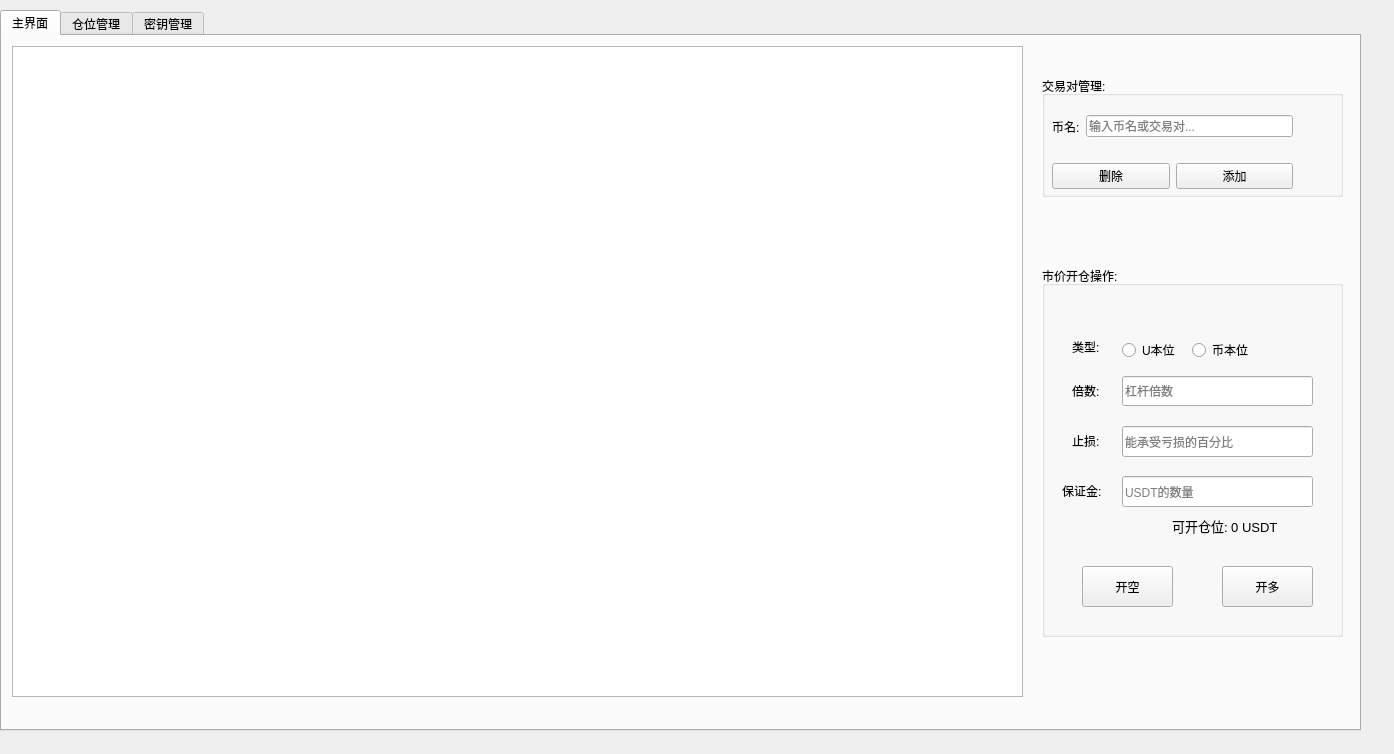
This is form.ui in youngqqcn/binance-future-batch-tool as Qt 5 draws it before an edit. The edited form follows.
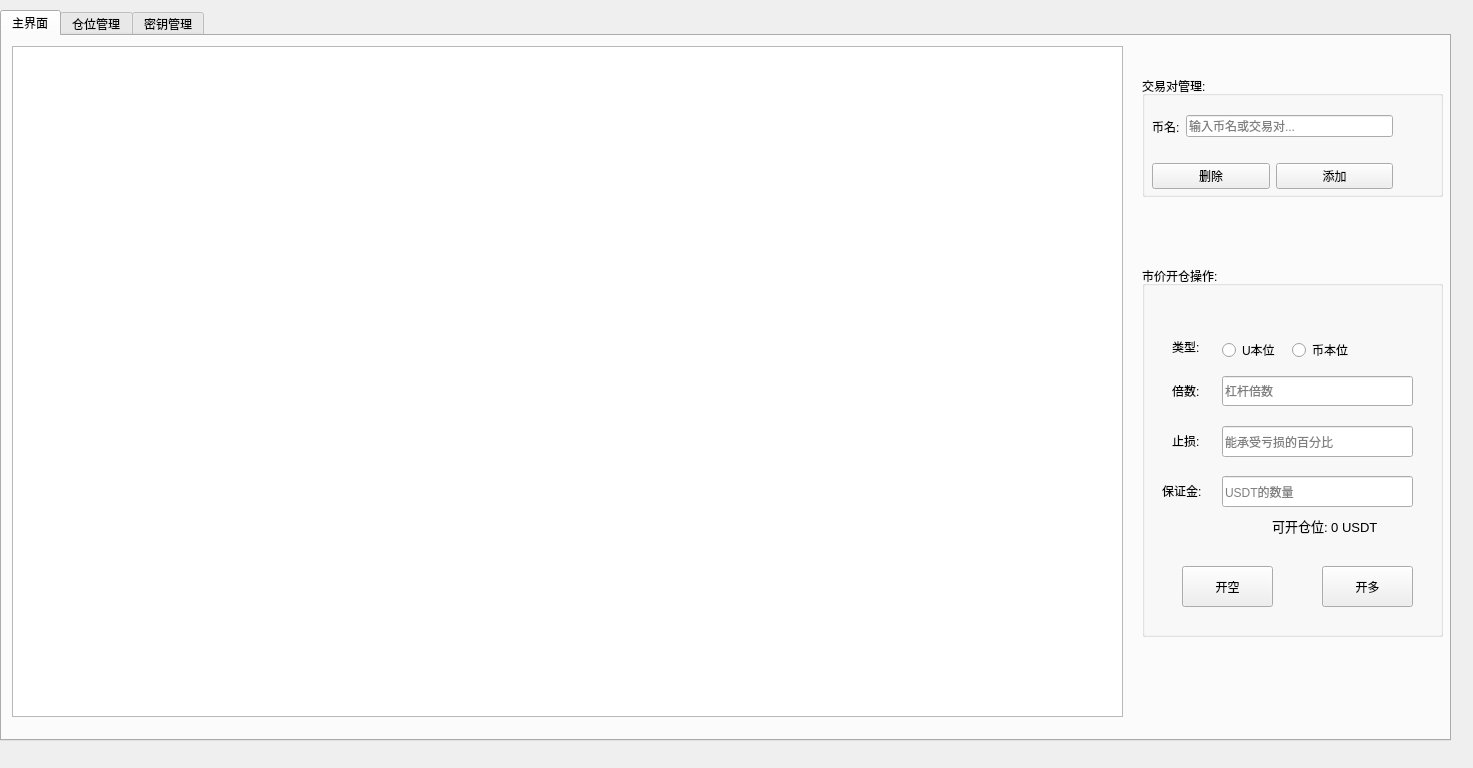
This is the edited form.

What changed in the file:
```diff
--- a/form.ui
+++ b/form.ui
@@ -6,8 +6,8 @@
    <rect>
     <x>0</x>
     <y>0</y>
-    <width>1394</width>
-    <height>754</height>
+    <width>1473</width>
+    <height>768</height>
    </rect>
   </property>
   <property name="windowTitle">
@@ -18,8 +18,8 @@
     <rect>
      <x>0</x>
      <y>10</y>
-     <width>1361</width>
-     <height>721</height>
+     <width>1451</width>
+     <height>731</height>
     </rect>
    </property>
    <property name="currentIndex">
@@ -34,15 +34,15 @@
       <rect>
        <x>10</x>
        <y>10</y>
-       <width>1011</width>
-       <height>651</height>
+       <width>1111</width>
+       <height>671</height>
       </rect>
      </property>
     </widget>
     <widget class="QGroupBox" name="groupBox_2">
      <property name="geometry">
       <rect>
-       <x>1040</x>
+       <x>1140</x>
        <y>230</y>
        <width>301</width>
        <height>371</height>
@@ -222,7 +222,7 @@
     <widget class="QGroupBox" name="groupBox_3">
      <property name="geometry">
       <rect>
-       <x>1040</x>
+       <x>1140</x>
        <y>40</y>
        <width>301</width>
        <height>121</height>
```
Left out of the diff: 8 changed lines with no effect on the pictures.
